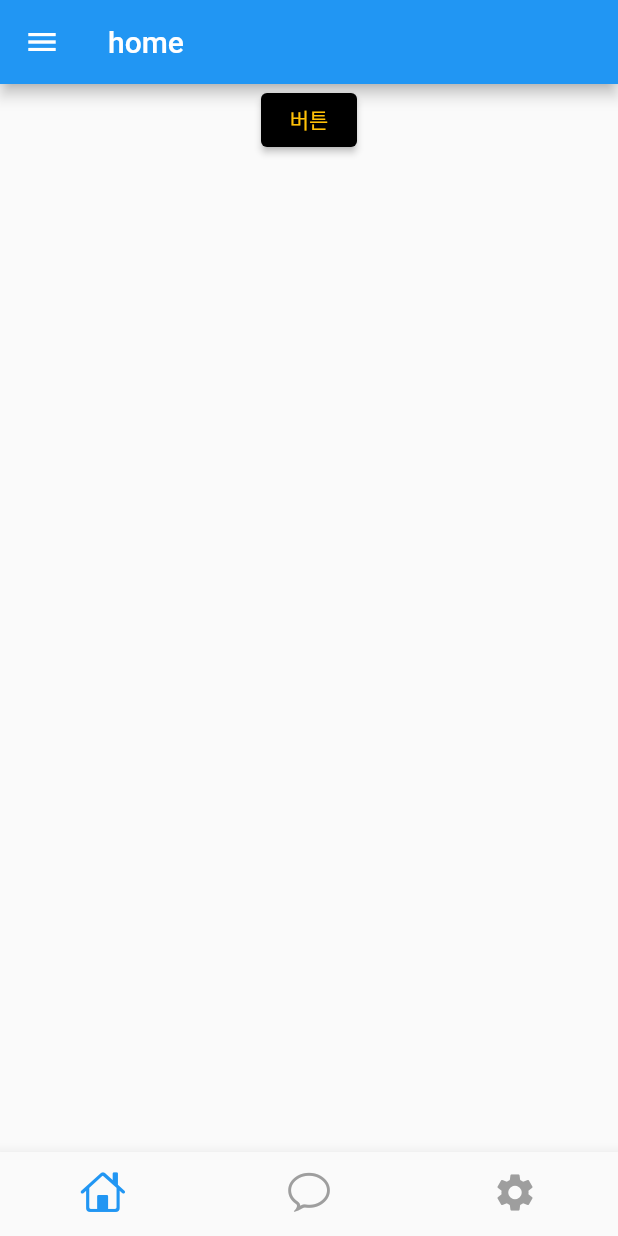
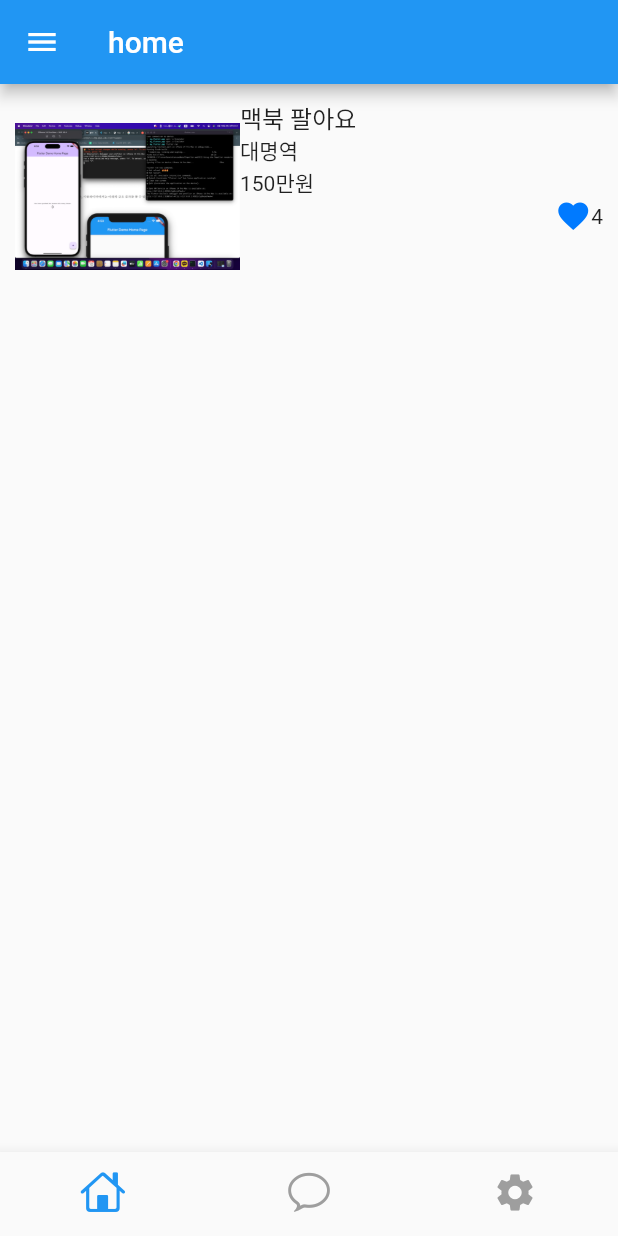
Before and after one commit to jxxoih/first_flutter, a Flutter app: the screen it shows after launch, on a phone screen of 412 x 824 dp. Run offline on Flutter 3.47's test engine with Material 2 defaults, Android fonts, the phone set to English and light mode, and no system bars.

Commit message:
박스사이즈 조절 및 위젯 여러개사용

```diff
--- a/lib/tabs/tab_person.dart
+++ b/lib/tabs/tab_person.dart
@@ -22,21 +22,44 @@ class TabPerson extends StatelessWidget {
     // );
 
     return CupertinoApp(
-      // Scaffold = 헤더 바디 푸터로 디자인 영역 나눔
-      home: Scaffold(
-        // appBar: AppBar(),
-        body: Align(
-          alignment: Alignment.topCenter,
-          child: ElevatedButton(
-            child: Text('버튼'),
-            onPressed: () {}, // 이벤트
-            style: ElevatedButton.styleFrom(
-                primary: Colors.black, // background color
-                onPrimary: Colors.amber),
+        // Scaffold = 헤더 바디 푸터로 디자인 영역 나눔
+        home: Scaffold(
+            body: Container(
+      height: 150,
+      padding: EdgeInsets.all(10),
+      child: Row(
+        children: [
+          Image.asset(
+            'assets/test.png',
+            width: 150,
+            height: 150,
           ),
-        ),
+          Expanded(
+            flex: 3,
+            child: Container(
+              child: Column(
+                crossAxisAlignment: CrossAxisAlignment.start,
+                children: [
+                  Text(
+                    "맥북 팔아요",
+                    style: TextStyle(fontSize: 16),
+                  ),
+                  Text("대명역"),
+                  Text("150만원"),
+                  Row(
+                    mainAxisAlignment: MainAxisAlignment.end,
+                    children: [
+                      Icon(Icons.favorite),
+                      Text('4'),
+                    ],
+                  )
+                ],
+              ),
+            ),
+          )
+        ],
       ),
-    );
+    )));
 
     //   // touch scroll
     // return CupertinoPageScaffold(
```
